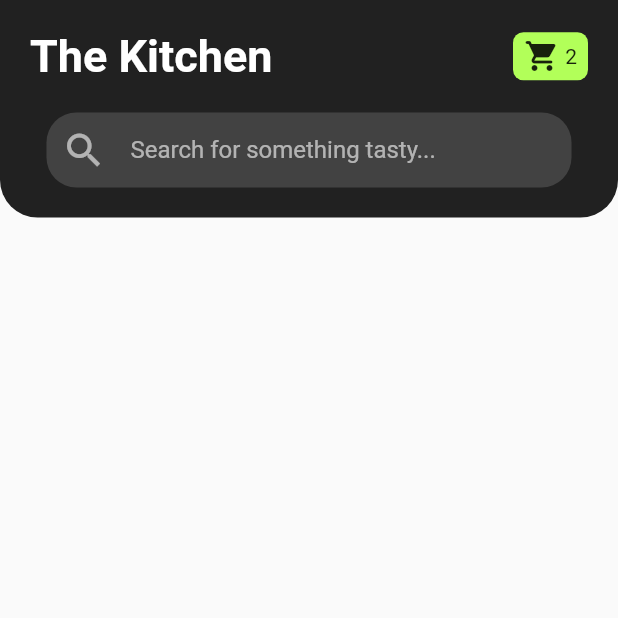
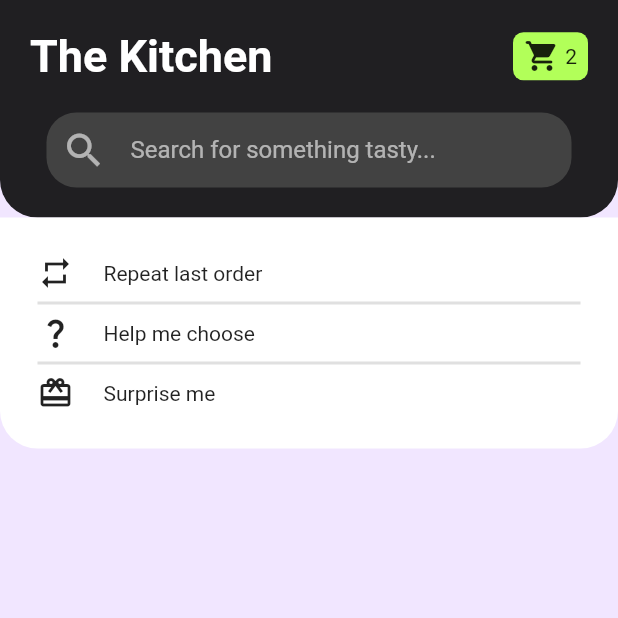
Before and after one commit to gurudevsingh14/food_delivery_app, a Flutter app: the screen it shows after launch, on a phone screen of 412 x 824 dp, the top half of it. Run offline on Flutter 3.47's test engine with Material 2 defaults, Android fonts, the phone set to English and light mode, and no system bars.

Commit message:
More Options(repeat last order, help me,etc) added

```diff
--- a/lib/Models/food_model.dart
+++ b/lib/Models/food_model.dart
@@ -1,7 +1,9 @@
+import 'package:flutter/material.dart';
+
 class FoodModel {
   final String? title;
   final double? price;
-  final String? image;
+  final Image? image;
 
   FoodModel({this.image, this.price, this.title});
 }
--- a/lib/Screens/HomeScreen/homescreen.dart
+++ b/lib/Screens/HomeScreen/homescreen.dart
@@ -8,11 +8,49 @@ class HomeScreen extends StatelessWidget {
   Widget build(BuildContext context) {
     return SafeArea(
       child: Scaffold(
-
+        backgroundColor: Color(0xFFF1E6FF),
        body: SingleChildScrollView(
          child: Column(
            children: [
-             CustomAppbar()
+             CustomAppbar(),
+             Container(
+             decoration: const BoxDecoration(
+               color: Colors.white,
+               borderRadius: BorderRadius.only(
+                   bottomLeft: Radius.circular(25), bottomRight: Radius.circular(25)),
+             ),
+             padding: EdgeInsets.all(25),
+             child: Column(
+                 children: [
+                   Row(
+                     children: [
+                       Icon(Icons.repeat),
+                       SizedBox(width: 20,),
+                       Text('Repeat last order')
+                     ],
+                   ),
+                   Divider(thickness: 2),
+                   Row(
+                     children: [
+                       Icon(Icons.question_mark),
+                       SizedBox(width: 20,),
+                       Text('Help me choose')
+                     ],
+                   ),
+                   Divider(thickness: 2),
+                   Row(
+                     children: [
+                       Icon(Icons.card_giftcard),
+                       SizedBox(width: 20,),
+                       Text('Surprise me')
+                     ],
+                   ),
+                 ]
+             ),
+             )
+
+
+
            ],
 
          ),
--- a/pubspec.yaml
+++ b/pubspec.yaml
@@ -58,9 +58,8 @@ flutter:
   uses-material-design: true
 
   # To add assets to your application, add an assets section, like this:
-  # assets:
-  #   - images/a_dot_burr.jpeg
-  #   - images/a_dot_ham.jpeg
+  assets:
+    - assets/images/
 
   # An image asset can refer to one or more resolution-specific "variants", see
   # https://flutter.dev/assets-and-images/#resolution-aware
```
Also changed, not shown: lib/DummyData/data.dart (+16 -5 lines).
